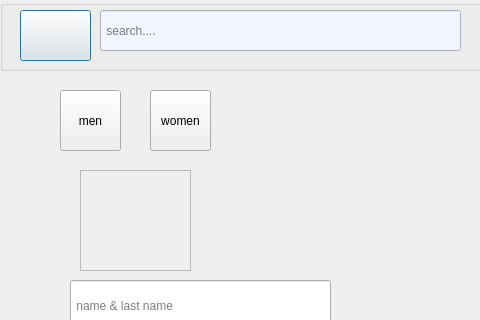
Old version of the form work-main (1)/work-main/work-main/work-main/MainProjectPhase1-master/MainProjectPhase1-main/mepage.ui in the repository f8477/work; both pictures show x 0 to 480 and y 0 to 320 of the 1111 by 652 pixel window.
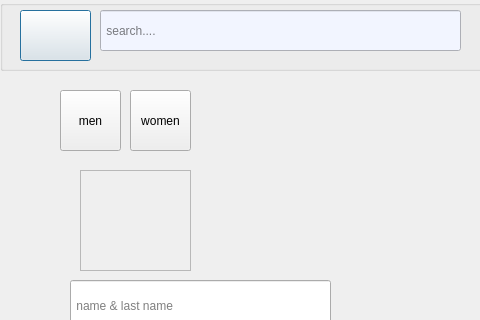
New version of the form. Icons and pictures are not drawn.

```diff
--- a/work-main (1)/work-main/work-main/work-main/MainProjectPhase1-master/MainProjectPhase1-main/mepage.ui
+++ b/work-main (1)/work-main/work-main/work-main/MainProjectPhase1-master/MainProjectPhase1-main/mepage.ui
@@ -209,7 +209,7 @@
   <widget class="QPushButton" name="women">
    <property name="geometry">
     <rect>
-     <x>150</x>
+     <x>130</x>
      <y>90</y>
      <width>61</width>
      <height>61</height>
```
